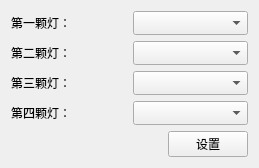
Before: the Qt Designer form src/Advancedsetting/Advancedsetting/rgbchange.ui in liyangfamily/TestActions, drawn with Qt 5.
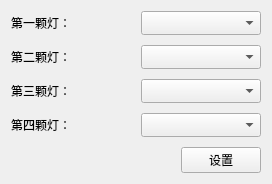
After: the same form once the commit is applied.

The edit to the form file:
```diff
--- a/src/Advancedsetting/Advancedsetting/rgbchange.ui
+++ b/src/Advancedsetting/Advancedsetting/rgbchange.ui
@@ -6,8 +6,8 @@
    <rect>
     <x>0</x>
     <y>0</y>
-    <width>259</width>
-    <height>166</height>
+    <width>272</width>
+    <height>170</height>
    </rect>
   </property>
   <property name="font">
@@ -20,13 +20,22 @@
   </property>
   <layout class="QHBoxLayout" name="horizontalLayout_6">
    <item>
-    <layout class="QVBoxLayout" name="verticalLayout_2">
+    <layout class="QVBoxLayout" name="verticalLayout_2" stretch="1,0">
+     <property name="spacing">
+      <number>10</number>
+     </property>
      <item>
-      <layout class="QVBoxLayout" name="verticalLayout">
+      <layout class="QVBoxLayout" name="verticalLayout" stretch="1,1,1,1">
        <item>
         <layout class="QHBoxLayout" name="horizontalLayout">
          <item>
           <widget class="QLabel" name="label">
+           <property name="sizePolicy">
+            <sizepolicy hsizetype="Minimum" vsizetype="Fixed">
+             <horstretch>0</horstretch>
+             <verstretch>0</verstretch>
+            </sizepolicy>
+           </property>
            <property name="text">
             <string>第一颗灯：</string>
            </property>
@@ -41,6 +50,12 @@
         <layout class="QHBoxLayout" name="horizontalLayout_2">
          <item>
           <widget class="QLabel" name="label_2">
+           <property name="sizePolicy">
+            <sizepolicy hsizetype="Minimum" vsizetype="Fixed">
+             <horstretch>0</horstretch>
+             <verstretch>0</verstretch>
+            </sizepolicy>
+           </property>
            <property name="text">
             <string>第二颗灯：</string>
            </property>
@@ -55,6 +70,12 @@
         <layout class="QHBoxLayout" name="horizontalLayout_3">
          <item>
           <widget class="QLabel" name="label_3">
+           <property name="sizePolicy">
+            <sizepolicy hsizetype="Minimum" vsizetype="Fixed">
+             <horstretch>0</horstretch>
+             <verstretch>0</verstretch>
+            </sizepolicy>
+           </property>
            <property name="text">
             <string>第三颗灯：</string>
            </property>
@@ -69,6 +90,12 @@
         <layout class="QHBoxLayout" name="horizontalLayout_4">
          <item>
           <widget class="QLabel" name="label_4">
+           <property name="sizePolicy">
+            <sizepolicy hsizetype="Minimum" vsizetype="Fixed">
+             <horstretch>0</horstretch>
+             <verstretch>0</verstretch>
+            </sizepolicy>
+           </property>
            <property name="text">
             <string>第四颗灯：</string>
            </property>
@@ -98,8 +125,14 @@
        </item>
        <item>
         <widget class="QPushButton" name="pushButton">
+         <property name="sizePolicy">
+          <sizepolicy hsizetype="Preferred" vsizetype="Fixed">
+           <horstretch>0</horstretch>
+           <verstretch>0</verstretch>
+          </sizepolicy>
+         </property>
          <property name="text">
-          <string>    设置    </string>
+          <string>设置</string>
          </property>
         </widget>
        </item>
```
